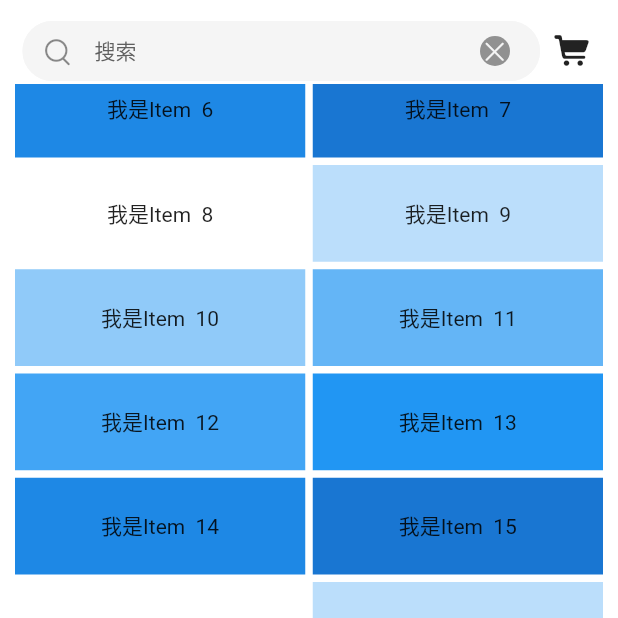
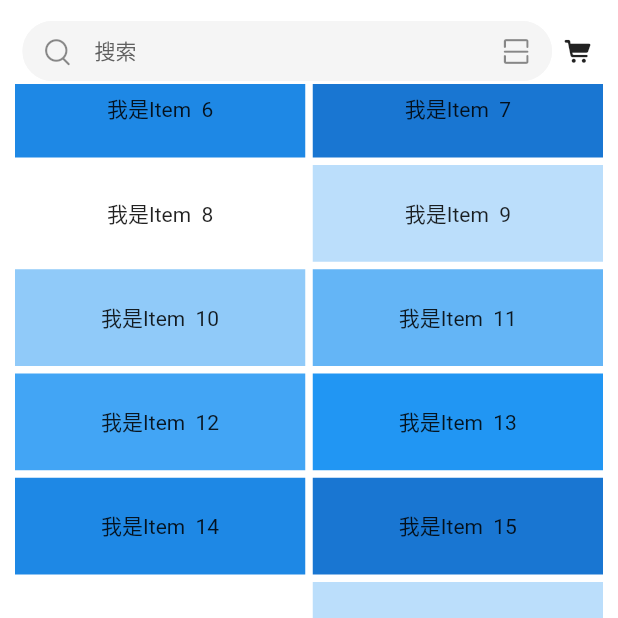
Before and after one commit to rehe0x/flutter_shop, a Flutter app: the screen it shows after launch, scrolled down 576 dp, on a phone screen of 412 x 824 dp, the top half of it. Run offline on Flutter 3.47's test engine with Material 2 defaults, Android fonts, the phone set to English and light mode, and no system bars; network calls fail; Roboto replaces fonts that are missing (PingFangSC-Regular, PingFangSC-Thin).

Commit message:
搜索框完善

```diff
--- a/lib/constant/custom_icons.dart
+++ b/lib/constant/custom_icons.dart
@@ -19,7 +19,7 @@ class CustomIcons {
   static const IconData peopleFill = IconData(0xe732, fontFamily: 'iconfont1');
 
   static const IconData close = IconData(0xe6f3, fontFamily: 'iconfont1');
-
+  // 扫一扫
   static const IconData scan = IconData(0xe751, fontFamily: 'iconfont1');
 
 }
--- a/lib/main.dart
+++ b/lib/main.dart
@@ -34,7 +34,7 @@ class MyApp extends StatelessWidget {
   }
 }
 
-
+/// 使用ios风格底部tab脚手架
 class _MyCupertinoTabScaffold extends StatelessWidget {
   final List _tabs = [
     {'icon': CustomIcons.home, 'text': '首页'},
@@ -44,6 +44,7 @@ class _MyCupertinoTabScaffold extends StatelessWidget {
     {'icon': CustomIcons.people, 'text': '账户'}
   ];
 
+  /// 底部菜单对应页面
   final List<Widget> _pages = [
     const Home(title: '首页',),
     const Home(title: '精选'),
--- a/lib/page/home/home.dart
+++ b/lib/page/home/home.dart
@@ -5,6 +5,7 @@ import 'package:flutter_shop/constant/custom_icons.dart';
 import '../../constant/theme.dart';
 import '../../widget/search_field.dart';
 
+/// 首页
 class Home extends StatelessWidget {
   final String title;
   const Home({required this.title, Key? key}) : super(key: key);
@@ -18,7 +19,7 @@ class Home extends StatelessWidget {
   }
 }
 
-
+/// 自定义滚动效果，搜素框吸顶效果
 class _MyCustomScrollView extends StatelessWidget {
   final String title;
   const _MyCustomScrollView({required this.title, Key? key }) : super(key: key);
@@ -37,16 +38,7 @@ class _MyCustomScrollView extends StatelessWidget {
           stretch: false,
           flexibleSpace: FlexibleSpaceBar(
             expandedTitleScale: 1,
-            title: Row(
-              // mainAxisAlignment: MainAxisAlignment.spaceBetween,
-              children: const [
-                Expanded(
-                  child: SearchField(height: 40,),
-                ),
-                SizedBox(width: 5,),
-                Icon(CustomIcons.cart, size: 32,)
-              ],
-            ),
+            title: const SearchField(height: 40,),
             // title: const SearchField(height: 40,),
             centerTitle: true,
             titlePadding: const EdgeInsets.only(bottom: 2, left: 15, right: 15),
--- a/lib/widget/search_field.dart
+++ b/lib/widget/search_field.dart
@@ -1,10 +1,14 @@
+import 'package:flutter/cupertino.dart';
 import 'package:flutter/material.dart';
+import 'package:flutter/services.dart';
 import 'package:flutter_shop/constant/custom_icons.dart';
 import '../constant/theme.dart';
 
-class SearchField extends StatelessWidget {
+class SearchField extends StatefulWidget {
   final double? width;
   final double? height;
+
+
   const SearchField({ Key? key, this.width, this.height }) : super(key: key);
 
   static final OutlineInputBorder _outlineInputBorder = OutlineInputBorder(
@@ -14,26 +18,76 @@ class SearchField extends StatelessWidget {
                                   ),
                                 );
 
-static final OutlineInputBorder _enabledOutlineInputBorder = OutlineInputBorder(
-                                  borderRadius: BorderRadius.circular(33),
-                                  borderSide: const BorderSide(
+  @override
+  State<SearchField> createState() => _SearchFieldState();
+
+}
+
+class _SearchFieldState extends State<SearchField> {
+  final FocusNode _focusNode = FocusNode();
+  final TextEditingController _textEditingController = TextEditingController();
+  bool _focus = false;
+
+  //获取焦点
+  void getFocusFunction(BuildContext context){
+    FocusScope.of(context).requestFocus(_focusNode);
+  }
+
+//失去焦点
+  void unFocusFunction(){
+    _focusNode.unfocus();
+  }
+
+//隐藏键盘而不丢失文本字段焦点：
+  void hideKeyBoard(){
+    SystemChannels.textInput.invokeMethod('TextInput.hide');
+  }
+  @override
+  void initState (){
+    super.initState();
+    _focusNodeAddListener();
+  }
+
+  _focusNodeAddListener(){
+    _focusNode.addListener(() {
+      print(_textEditingController.text);
+      setState(() {
+        _focus = _focusNode.hasFocus;
+      });
+    });
+  }
+
+  @override
+  void dispose() {
+    super.dispose();
+    _focusNode.dispose();
+    _textEditingController.dispose();
+  }
+
+  Container suffixIcon = Container(
+      width: 20,
+      height: 20,
+      margin: const EdgeInsets.only(right: 10),
+      child: const Icon(CustomIcons.close, size: 18,color: AppTheme.primarySubBackgroundColor,),
+      decoration: BoxDecoration(
         color: AppTheme.primaryDisabledColor,
-                                  ),
-                                );
-
-static final OutlineInputBorder _focusedOutlineInputBorder = OutlineInputBorder(
-                                  borderRadius: BorderRadius.circular(33),
-                                  borderSide: const BorderSide(
-                                    color: AppTheme.primaryColor,
+        borderRadius: BorderRadius.circular(150)
       ),
     );
 
   @override
   Widget build(BuildContext context) {
-    return SizedBox(
-      height: height,
-      width: width,
+    return Row(
+      // mainAxisSize: MainAxisSize.max,
+      mainAxisAlignment: MainAxisAlignment.center,
+      children: [
+        Expanded(
+          child: SizedBox(
+            height: widget.height,
+            width: widget.width,
             child: TextField(
+              focusNode: _focusNode,
+              controller: _textEditingController,
               style: AppStyle.title3Style,
               cursorColor: AppTheme.primaryColor,
               textAlignVertical: TextAlignVertical.bottom,
@@ -44,24 +98,30 @@ static final OutlineInputBorder _focusedOutlineInputBorder = OutlineInputBorder(
                 hintStyle: AppStyle.titleSub2Style,
                 // contentPadding: const EdgeInsets.symmetric(horizontal: 0),
                 border: InputBorder.none,
-          enabledBorder: _outlineInputBorder,
-          focusedBorder: _outlineInputBorder,
+                enabledBorder: SearchField._outlineInputBorder,
+                focusedBorder: SearchField._outlineInputBorder,
                 prefixIcon: const Icon(CustomIcons.search),
-          // suffixIcon: const Icon(CustomIcons.close),
-          suffixIcon: Container(
-            width: 20,
-            height: 20,
-            margin: const EdgeInsets.only(right: 20),
-            child: const Icon(CustomIcons.close, size: 18,color: AppTheme.primarySubBackgroundColor,),
-            decoration: BoxDecoration(
-              color: AppTheme.primaryDisabledColor,
-              borderRadius: BorderRadius.circular(150)
+                suffixIcon: _focus ? GestureDetector(
+                  child: suffixIcon,
+                  onTap: (){
+                    _textEditingController.clear();
+                  },
+                ) : const Icon(CustomIcons.scan),
+                suffixIconConstraints: _focus ? const BoxConstraints() : null
               ),
             ),
-          suffixIconConstraints: const BoxConstraints()
-
           ),
         ),
+        const SizedBox(width: 5,),
+         _focus ? CupertinoButton(
+           padding: const EdgeInsets.all(0),
+           minSize: 0,
+           child: const Text('取消', style: AppStyle.textButton3Style,),
+           onPressed: (){
+            unFocusFunction();
+           },
+         ) : const Icon(CustomIcons.cartFill),
+      ],
     );
   }
 }
```
Lines whose indentation alone changed are shown as unchanged.
